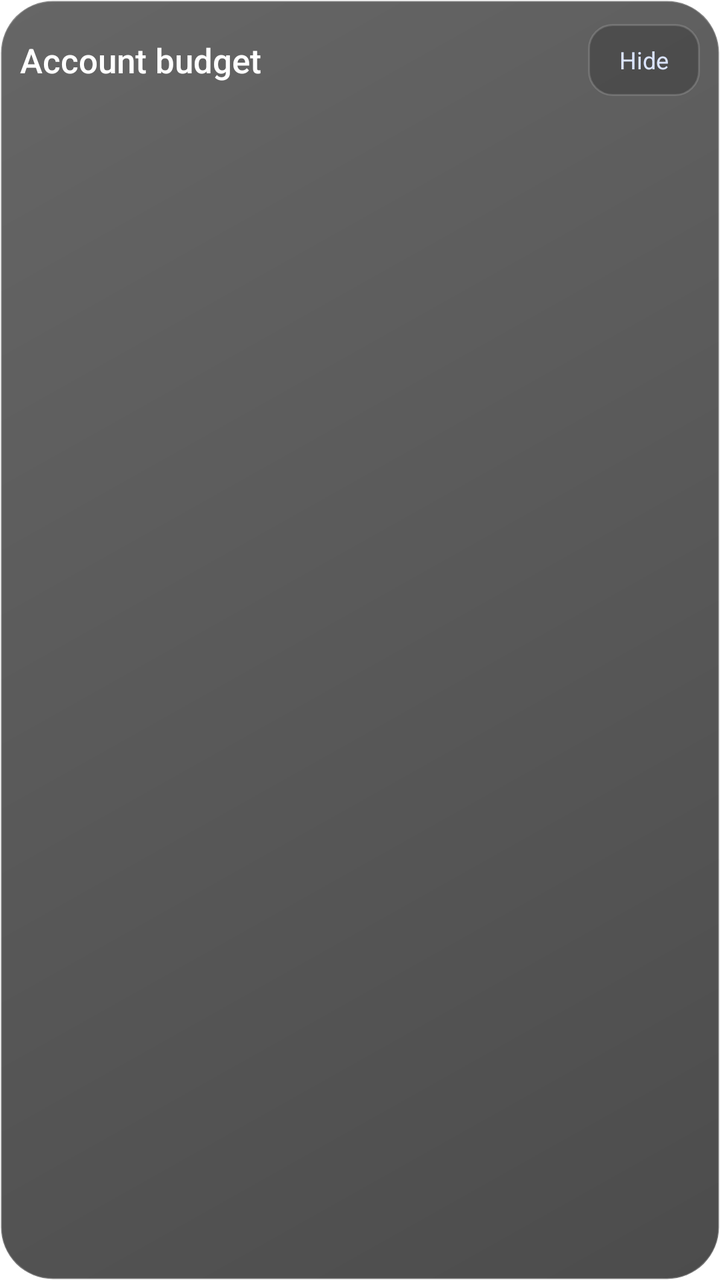
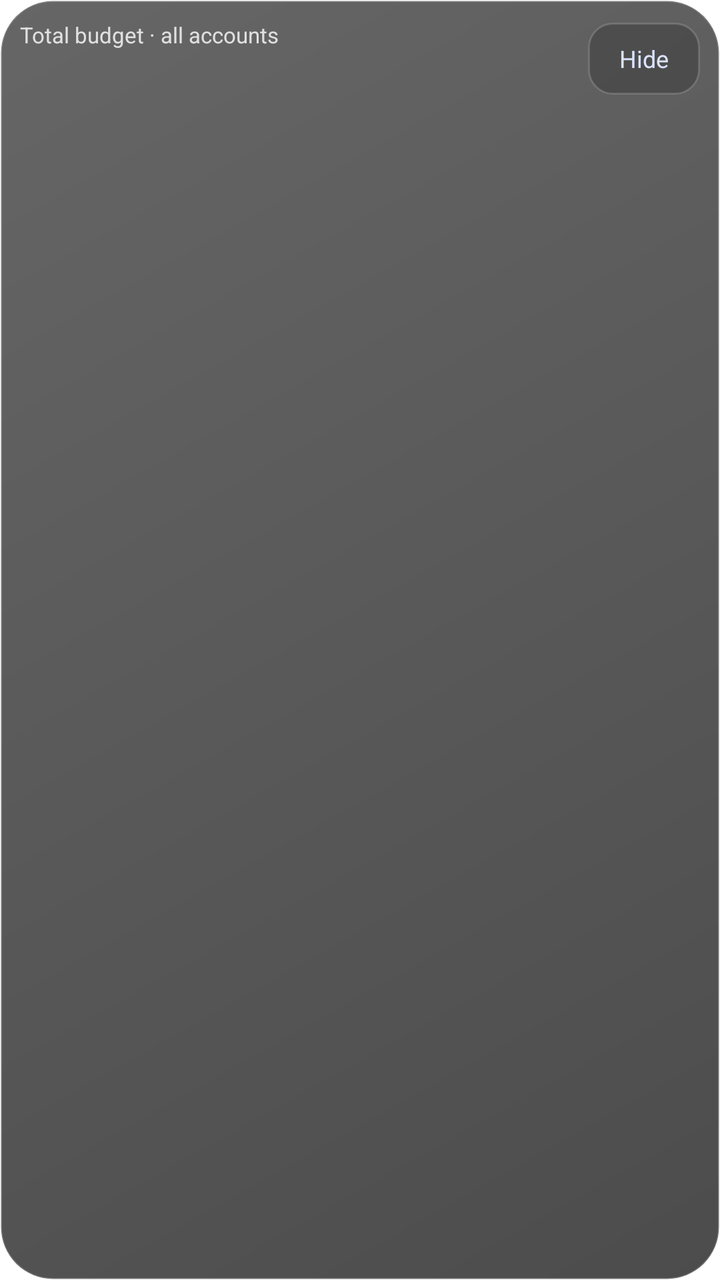

Screens rendered from an Android XML layout before and after an edit, with the pre-edit source and the edit as a unified diff.
<!-- AndroidManifest.xml: fallback theme Theme.MaterialComponents.DayNight.NoActionBar -->
<!-- res/layout/layp_widget_budget.xml -->
<?xml version="1.0" encoding="utf-8"?>
<LinearLayout android:id="@+id/layp_budget_root" xmlns:android="http://schemas.android.com/apk/res/android" android:layout_width="match_parent" android:layout_height="match_parent" android:orientation="vertical" android:background="@drawable/layp_widget_glass_dark" android:padding="10dp">
  <LinearLayout android:layout_width="match_parent" android:layout_height="40dp" android:gravity="center_vertical">
    <TextView android:id="@+id/layp_budget_title" android:layout_width="0dp" android:layout_height="match_parent" android:layout_weight="1" android:gravity="center_vertical" android:text="Account budget" android:textColor="#FFFFFF" android:textSize="17sp" android:fontFamily="sans-serif-medium" />
    <TextView android:id="@+id/layp_budget_privacy" android:layout_width="56dp" android:layout_height="36dp" android:gravity="center" android:text="Hide" android:textColor="#DBE4FF" android:textSize="12sp" android:background="@drawable/layp_widget_chip_bg_dark" />
  </LinearLayout>
  <FrameLayout android:layout_width="match_parent" android:layout_height="0dp" android:layout_weight="1">
    <GridView android:id="@+id/layp_budget_grid" android:layout_width="match_parent" android:layout_height="match_parent" android:numColumns="2" android:horizontalSpacing="8dp" android:verticalSpacing="6dp" android:stretchMode="columnWidth" android:scrollbars="none" />
    <TextView android:id="@+id/layp_budget_empty" android:layout_width="match_parent" android:layout_height="match_parent" android:gravity="center" android:textColor="#CCFFFFFF" android:textSize="12sp" />
  </FrameLayout>
</LinearLayout>
<!-- resources referenced by this layout -->
<resources>
  <!-- drawable layp_widget_chip_bg_dark (drawable) -->
  <shape xmlns:android="http://schemas.android.com/apk/res/android" android:shape="rectangle">
    <solid android:color="#33000000" />
    <stroke android:width="1dp" android:color="#27FFFFFF" />
    <corners android:radius="12dp" />
  </shape>
  <!-- drawable layp_widget_glass_dark (drawable) -->
  <shape xmlns:android="http://schemas.android.com/apk/res/android" android:shape="rectangle">
    <gradient android:angle="135" android:startColor="#B3000000" android:endColor="#99000000" />
    <corners android:radius="26dp" />
    <stroke android:width="1dp" android:color="#38FFFFFF" />
  </shape>
</resources>

<!-- the commit's change to res/layout/layp_widget_budget.xml (unified diff, before → after) -->
@@ -1,7 +1,10 @@
 <?xml version="1.0" encoding="utf-8"?>
 <LinearLayout android:id="@+id/layp_budget_root" xmlns:android="http://schemas.android.com/apk/res/android" android:layout_width="match_parent" android:layout_height="match_parent" android:orientation="vertical" android:background="@drawable/layp_widget_glass_dark" android:padding="10dp">
-  <LinearLayout android:layout_width="match_parent" android:layout_height="40dp" android:gravity="center_vertical">
-    <TextView android:id="@+id/layp_budget_title" android:layout_width="0dp" android:layout_height="match_parent" android:layout_weight="1" android:gravity="center_vertical" android:text="Account budget" android:textColor="#FFFFFF" android:textSize="17sp" android:fontFamily="sans-serif-medium" />
+  <LinearLayout android:layout_width="match_parent" android:layout_height="wrap_content" android:minHeight="40dp" android:gravity="center_vertical" android:paddingBottom="6dp">
+    <LinearLayout android:layout_width="0dp" android:layout_height="wrap_content" android:layout_weight="1" android:orientation="vertical" android:paddingEnd="8dp">
+      <TextView android:id="@+id/layp_budget_title" android:layout_width="match_parent" android:layout_height="wrap_content" android:text="Total budget · all accounts" android:textColor="#CCFFFFFF" android:textSize="11sp" />
+      <TextView android:id="@+id/layp_budget_total" android:layout_width="match_parent" android:layout_height="wrap_content" android:textColor="#FFFFFF" android:textSize="18sp" android:fontFamily="sans-serif-medium" />
+    </LinearLayout>
     <TextView android:id="@+id/layp_budget_privacy" android:layout_width="56dp" android:layout_height="36dp" android:gravity="center" android:text="Hide" android:textColor="#DBE4FF" android:textSize="12sp" android:background="@drawable/layp_widget_chip_bg_dark" />
   </LinearLayout>
   <FrameLayout android:layout_width="match_parent" android:layout_height="0dp" android:layout_weight="1">
